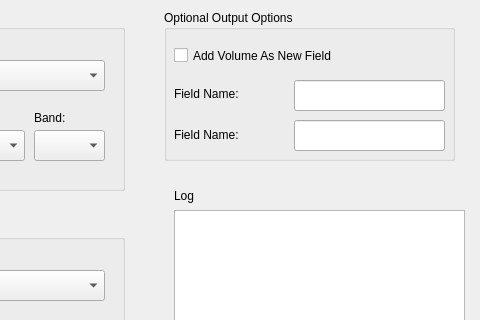
Qt form volume_calculation_tool_dialog_base.ui (REDcatch/Volume_calculation_for_QGIS3) before a commit; both pictures show x 336 to 816 and y 0 to 320 of the 816 by 776 pixel window.
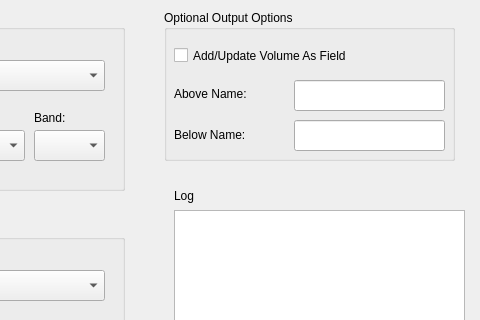
The same form after that commit. Icons and pictures are not drawn.

The edit to the form file:
```diff
--- a/volume_calculation_tool_dialog_base.ui
+++ b/volume_calculation_tool_dialog_base.ui
@@ -332,12 +332,12 @@
      <rect>
       <x>10</x>
       <y>34</y>
-      <width>221</width>
+      <width>231</width>
       <height>23</height>
      </rect>
     </property>
     <property name="text">
-     <string>Add Volume As New Field</string>
+     <string>Add/Update Volume As Field</string>
     </property>
    </widget>
    <widget class="QLabel" name="label_16">
@@ -350,7 +350,7 @@
      </rect>
     </property>
     <property name="text">
-     <string>Field Name:</string>
+     <string>Above Name:</string>
     </property>
    </widget>
    <widget class="QLineEdit" name="fieldName_2">
@@ -373,7 +373,7 @@
      </rect>
     </property>
     <property name="text">
-     <string>Field Name:</string>
+     <string>Below Name:</string>
     </property>
    </widget>
   </widget>
```
